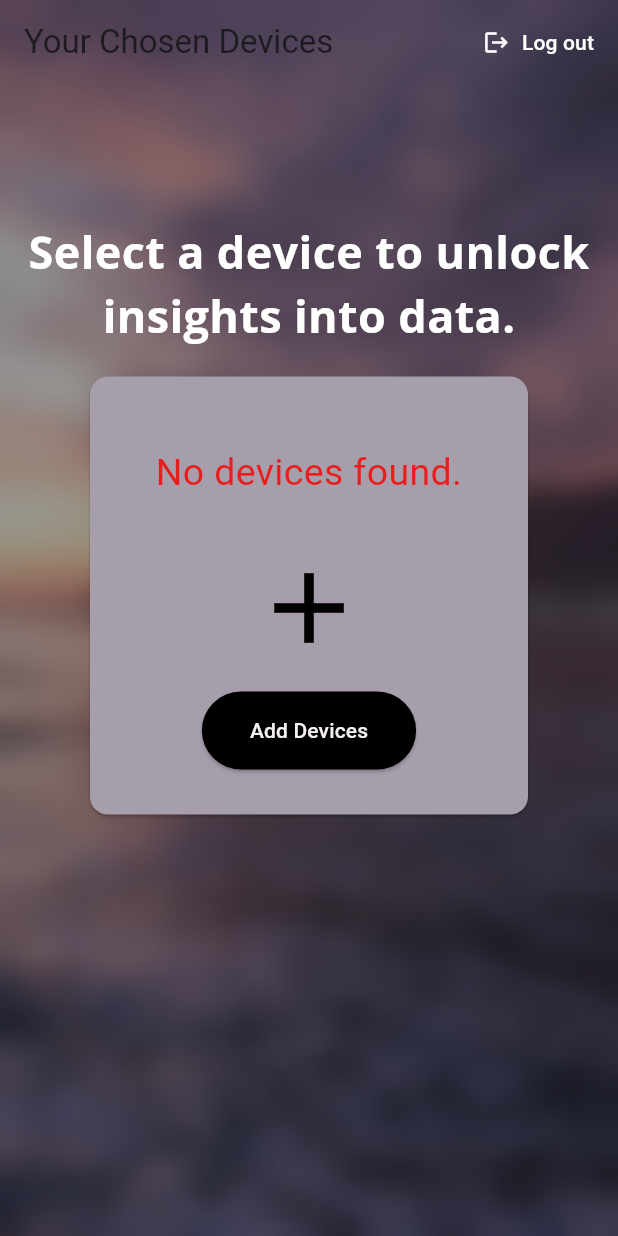
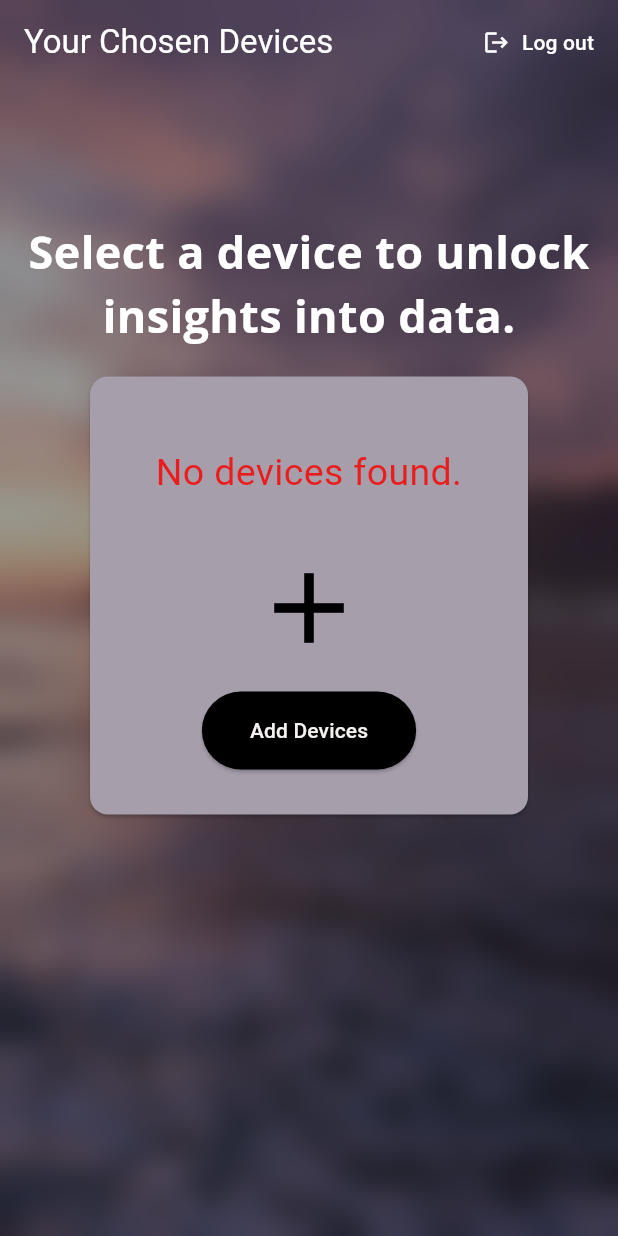
Before and after one commit to SumanKumar891/Cloud_Sense_WebApp, a Flutter app: the DataDisplayPage screen opened directly, on a phone screen of 412 x 824 dp. Run offline on Flutter 3.47's test engine with Material 3 defaults, Android fonts, the phone set to English and light mode, and no system bars; our stand-ins replace csv, email_validator, shared_preferences, syncfusion_flutter_charts; missing offline and left inert: amplify_auth_cognito, amplify_flutter, dart:html, mobile_scanner; accounts and stored records are empty; network calls fail; project files that could hold a hidden picture were left out.

Commit message:
Text Alignment

```diff
--- a/lib/DeviceListPage.dart
+++ b/lib/DeviceListPage.dart
@@ -119,7 +119,10 @@ class _DataDisplayPageState extends State<DataDisplayPage> {
             child: Column(
               children: [
                 AppBar(
-                  title: Text('Your Chosen Devices'),
+                  title: Text(
+                    'Your Chosen Devices',
+                    style: TextStyle(color: Colors.white),
+                  ),
                   backgroundColor: Colors.transparent,
                   elevation: 0,
                   actions: [
--- a/lib/HomePage.dart
+++ b/lib/HomePage.dart
@@ -39,6 +39,7 @@ class _HomePageState extends State<HomePage> {
           iconTheme: IconThemeData(color: Colors.white),
           backgroundColor: Colors.grey[900],
           title: Row(
+            mainAxisAlignment: MainAxisAlignment.center,
             children: [
               if (!isMobile) SizedBox(width: 50),
               Icon(Icons.cloud, color: Colors.white, size: isMobile ? 24 : 32),
```
